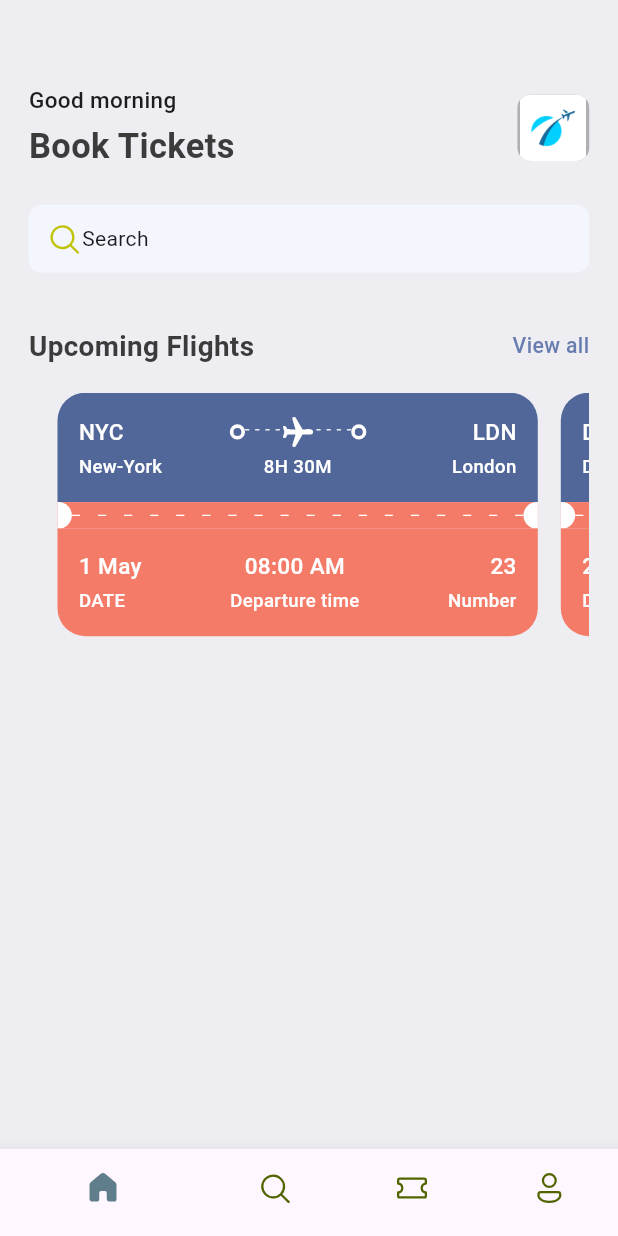
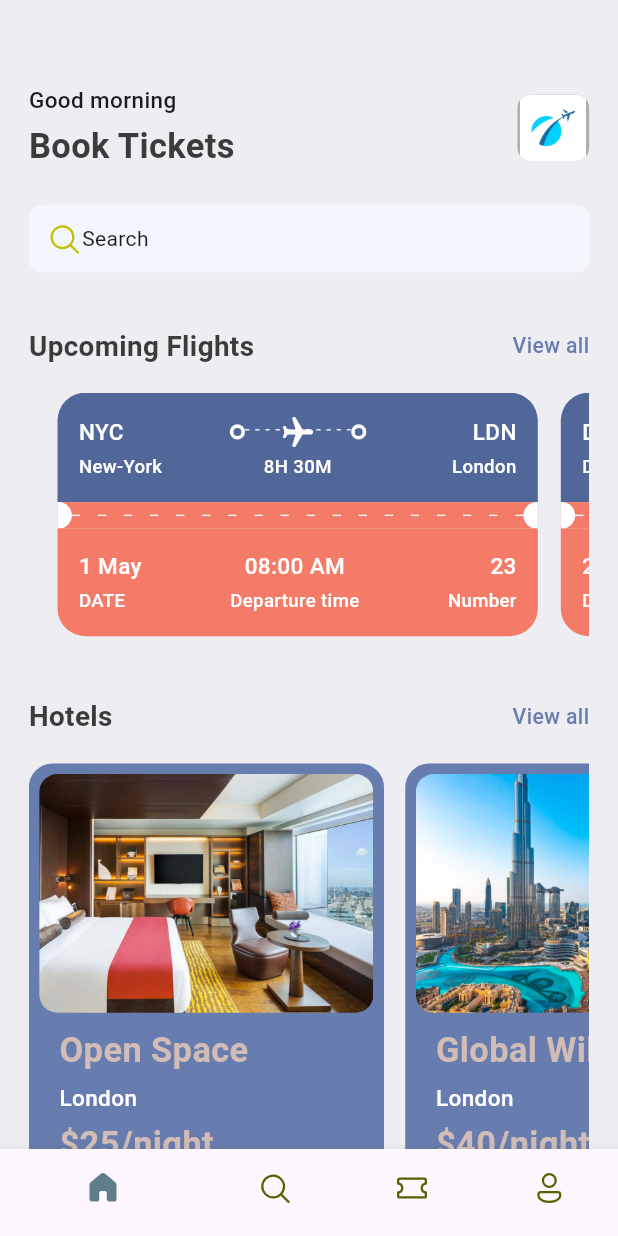
Before and after one commit to jmcfx/ticket_app, a Flutter app: the screen it shows after launch, on a phone screen of 412 x 824 dp. Run offline on Flutter 3.47's test engine with Material 3 defaults, Android fonts, the phone set to English and light mode, and no system bars; our stand-ins replace fluentui_icons, flutter_screenutil, get.

```diff
--- a/lib/main.dart
+++ b/lib/main.dart
@@ -1,8 +1,8 @@
 import 'package:flutter/material.dart';
 import 'package:flutter_screenutil/flutter_screenutil.dart';
-import 'package:ticket_app/utils/media/media.dart';
 import 'package:ticket_app/utils/routes/app_routes.dart';
-import 'package:ticket_app/views/screens/all_ticket_screen.dart';
+import 'package:ticket_app/utils/styles/app_styles.dart';
+import 'package:ticket_app/views/screens/ticket/all_ticket_screen.dart';
 import 'package:ticket_app/views/widgets/bottom_nav_bar.dart';
 
 void main() {
@@ -25,13 +25,14 @@ class MyApp extends StatelessWidget {
           debugShowCheckedModeBanner: false,
           title: 'Ticket App',
           theme: ThemeData(
+            appBarTheme: AppBarTheme( backgroundColor:  AppStyles.backgroundColor),
            // colorScheme: ColorScheme.fromSeed(seedColor: Colors.deepPurple),
             useMaterial3: true,
           ),
           //named Route....
           routes: {
            AppRoutes.homeScreenRoute  : (context) => const BottomNavBar(),
-           AppRoutes.allTicketRoute : (context) => const AllTicketScreen()
+           AppRoutes.allTicketRoute : (context) => const AllTicketScreen(),
           },
 
         );
--- /dev/null
+++ b/lib/models/all_json.dart
@@ -0,0 +1,24 @@
+List<Map<String, dynamic>> hotelList = [
+  {
+    'image' : 'hotel_room.png' ,
+    'destination': 'London',
+   'place' : 'Open Space' ,
+    'price' : 25
+  },
+
+  {
+    'image' : 'city_view.png' ,
+    'destination' : 'London',
+   'place' : 'Global Will' ,
+    'price' : 40
+     },
+
+  {
+   'image' : 'pool_view.png' ,
+   'destination': 'Dubai',
+   'place' : 'Best pool' ,
+    'price' : 68
+
+     },
+
+];
--- a/lib/utils/media/media.dart
+++ b/lib/utils/media/media.dart
@@ -1,5 +1,8 @@
 class AppMedia {
+
   static const _baseImage = "assets/images";
   static const logo = '$_baseImage/logo.png';
 
+  static const hotelRoom = '$_baseImage/hotel_room.png';
+
 }
--- a/lib/utils/styles/app_styles.dart
+++ b/lib/utils/styles/app_styles.dart
@@ -9,6 +9,7 @@ class AppStyles {
   static Color backgroundColor = const Color(0xFFeeedf2);
   static Color ticketBlue = const Color(0xFF526799);
   static Color ticketOrange = const Color(0xFFF37B67);
+  static Color kakiColor = const Color(0xFFd2bdb6);
   static TextStyle textStyle = TextStyle(
     fontSize: 16.sp,
     color: textColor,
--- a/lib/views/screens/home_screen.dart
+++ b/lib/views/screens/home/home_screen.dart
@@ -1,9 +1,12 @@
 import 'package:fluentui_icons/fluentui_icons.dart';
 import 'package:flutter/material.dart';
 import 'package:flutter_screenutil/flutter_screenutil.dart';
+import 'package:ticket_app/models/all_json.dart';
 import 'package:ticket_app/models/app_info_list.dart';
 import 'package:ticket_app/utils/media/media.dart';
+import 'package:ticket_app/utils/routes/app_routes.dart';
 import 'package:ticket_app/utils/styles/app_styles.dart';
+import 'package:ticket_app/views/screens/home/widgets/hotel.dart';
 import 'package:ticket_app/views/widgets/app_double_text.dart';
 import 'package:ticket_app/views/widgets/ticket_view.dart';
 
@@ -14,9 +17,7 @@ class HomeScreen extends StatelessWidget {
   Widget build(BuildContext context) {
     return Scaffold(
       backgroundColor: AppStyles.backgroundColor,
-      appBar: AppBar(
-        backgroundColor: AppStyles.backgroundColor,
-      ),
+     appBar: AppBar(),
       body: ListView(
         children: [
           // SizedBox(
@@ -25,6 +26,7 @@ class HomeScreen extends StatelessWidget {
           Container(
             padding: EdgeInsets.symmetric(horizontal: 20.w),
             child: Column(
+              crossAxisAlignment: CrossAxisAlignment.start,
               children: [
                 Row(
                   mainAxisAlignment: MainAxisAlignment.spaceBetween,
@@ -78,10 +80,12 @@ class HomeScreen extends StatelessWidget {
                 SizedBox(
                   height: 40.h,
                 ),
-                const AppDoubleText(
-                  bigText: 'Upcoming Flights',
-                  smallText: 'View all',
-                ),
+                //UpComing Flights.....
+                AppDoubleText(
+                    bigText: 'Upcoming Flights',
+                    smallText: 'View all',
+                    func: () =>
+                        Navigator.pushNamed(context, AppRoutes.allTicketRoute)),
                 SizedBox(
                   height: 20.h,
                 ),
@@ -89,10 +93,30 @@ class HomeScreen extends StatelessWidget {
                   scrollDirection: Axis.horizontal,
                   padding: EdgeInsets.only(left: 20.w),
                   child: Row(
-                    children: ticketList.take(2)
+                    children: ticketList
+                        .take(2)
                         .map((value) => TicketView(
                               ticket: value,
                             ))
+                        .toList(),
+                  ),
+                ),
+                SizedBox(
+                  height: 40.h,
+                ),
+                //hotel.....
+                AppDoubleText(
+                  bigText: 'Hotels',
+                  smallText: 'View all',
+                  func: () {},
+                ),
+                SizedBox(height: 20.h),
+                SingleChildScrollView(
+                  scrollDirection: Axis.horizontal,
+                  child: Row(
+                    children: hotelList
+                        .take(2)
+                        .map((value) => Hotels(hotel: value))
                         .toList(),
                   ),
                 ),
--- /dev/null
+++ b/lib/views/screens/home/widgets/hotel.dart
@@ -0,0 +1,72 @@
+import 'package:flutter/material.dart';
+import 'package:flutter/widgets.dart';
+import 'package:flutter_screenutil/flutter_screenutil.dart';
+import 'package:ticket_app/utils/styles/app_styles.dart';
+
+class Hotels extends StatelessWidget {
+  const Hotels({super.key, required this.hotel});
+  final Map<String, dynamic> hotel;
+
+  @override
+  Widget build(BuildContext context) {
+    final size = MediaQuery.of(context).size;
+    return Container(
+      padding: const EdgeInsets.all(8.0).r,
+      width: size.width * 0.6.w,
+      height: 350.h,
+      margin: const EdgeInsets.only(right: 16).r,
+      decoration: BoxDecoration(
+        color: AppStyles.primaryColor,
+        borderRadius: BorderRadius.circular(18).r,
+      ),
+      child: Column(
+        crossAxisAlignment: CrossAxisAlignment.start,
+        children: [
+          Container(
+            height: 180.h,
+            decoration: BoxDecoration(
+              color: AppStyles.primaryColor,
+              borderRadius: BorderRadius.circular(12),
+              image: DecorationImage(
+                fit: BoxFit.cover,
+                image: AssetImage('assets/images/${hotel['image']}'),
+              ),
+            ),
+          ),
+          SizedBox(
+            height: 10.h,
+          ),
+          Padding(
+            padding: const EdgeInsets.only(left: 15).r,
+            child: Text(
+             hotel['place'] ,
+              style:
+                  AppStyles.headLineStyle1.copyWith(color: AppStyles.kakiColor),
+            ),
+          ),
+          SizedBox(
+            height: 5.h,
+          ),
+          Padding(
+            padding: const EdgeInsets.only(left: 15).r,
+            child: Text(
+            hotel['destination'],
+              style: AppStyles.headLineStyle3.copyWith(color: Colors.white),
+            ),
+          ),
+          SizedBox(
+            height: 5.h,
+          ),
+          Padding(
+            padding: const EdgeInsets.only(left: 15).r,
+            child: Text(
+              "\$${hotel['price']}/night",
+              style:
+                  AppStyles.headLineStyle1.copyWith(color: AppStyles.kakiColor),
+            ),
+          ),
+        ],
+      ),
+    );
+  }
+}
--- a/lib/views/widgets/app_double_text.dart
+++ b/lib/views/widgets/app_double_text.dart
@@ -1,12 +1,11 @@
 import 'package:flutter/material.dart';
-import 'package:ticket_app/utils/routes/app_routes.dart';
 import 'package:ticket_app/utils/styles/app_styles.dart';
-
 
 class AppDoubleText extends StatelessWidget {
   const AppDoubleText(
-      {super.key, required this.bigText, required this.smallText});
+      {super.key, required this.bigText, required this.smallText,  required this.func});
   final String bigText, smallText;
+  final VoidCallback func;
 
   @override
   Widget build(BuildContext context) {
@@ -18,9 +17,7 @@ class AppDoubleText extends StatelessWidget {
           style: AppStyles.headLineStyle2,
         ),
         InkWell(
-          onTap: () {
-            Navigator.pushNamed(context, AppRoutes.allTicketRoute);
-          },
+          onTap: func ,
           child: Text(
             smallText,
             style: AppStyles.textStyle.copyWith(color: AppStyles.primaryColor),
--- a/lib/views/widgets/bottom_nav_bar.dart
+++ b/lib/views/widgets/bottom_nav_bar.dart
@@ -1,6 +1,7 @@
 import 'package:fluentui_icons/fluentui_icons.dart';
 import 'package:flutter/material.dart';
-import 'package:ticket_app/views/screens/home_screen.dart';
+import 'package:ticket_app/views/screens/home/home_screen.dart';
+import 'package:ticket_app/views/screens/search/search_screen.dart';
 
 class BottomNavBar extends StatefulWidget {
   const BottomNavBar({super.key});
@@ -13,7 +14,7 @@ class _BottomNavBarState extends State<BottomNavBar> {
   int _selectedIndex = 0;
   final List appScreens = [
     const HomeScreen(),
-    const Text('Search'),
+    const SearchScreen(),
     const Text('Tickets'),
     const Text('Profile'),
   ];
```
Also changed, not shown: lib/views/screens/all_ticket_screen.dart (deleted, +0 -30 lines), lib/views/screens/search/search_screen.dart (added, +25 -0 lines), lib/views/screens/search/widgets/app_ticket_tabs.dart (added, +34 -0 lines), lib/views/screens/ticket/all_ticket_screen.dart (added, +32 -0 lines).
